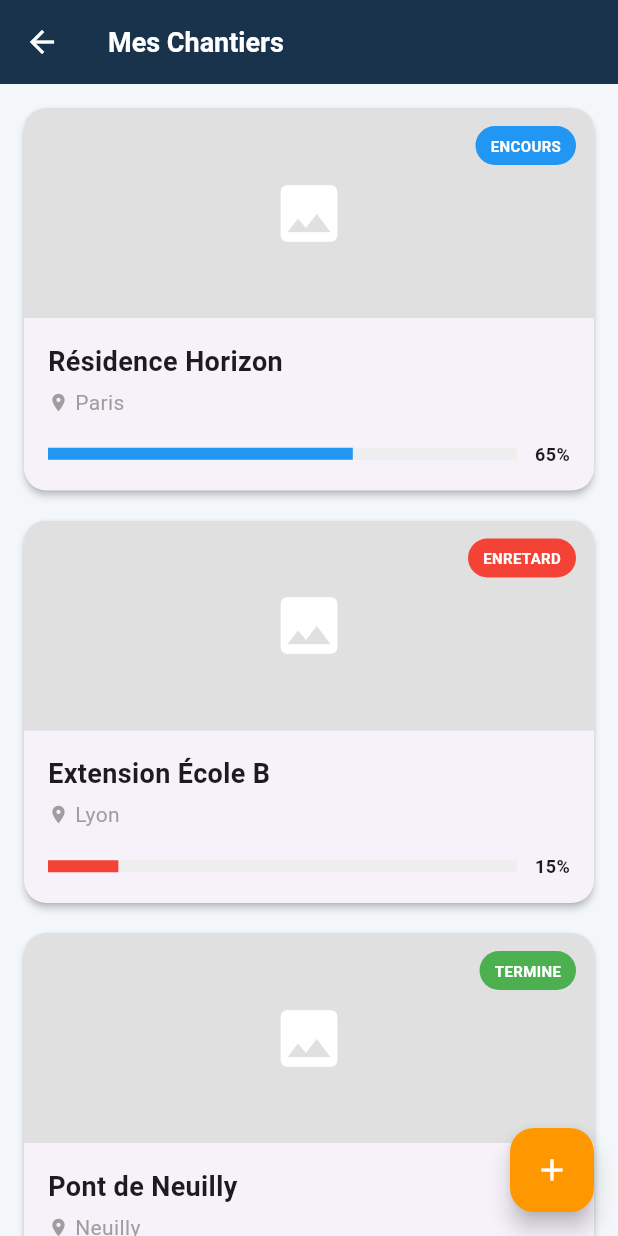
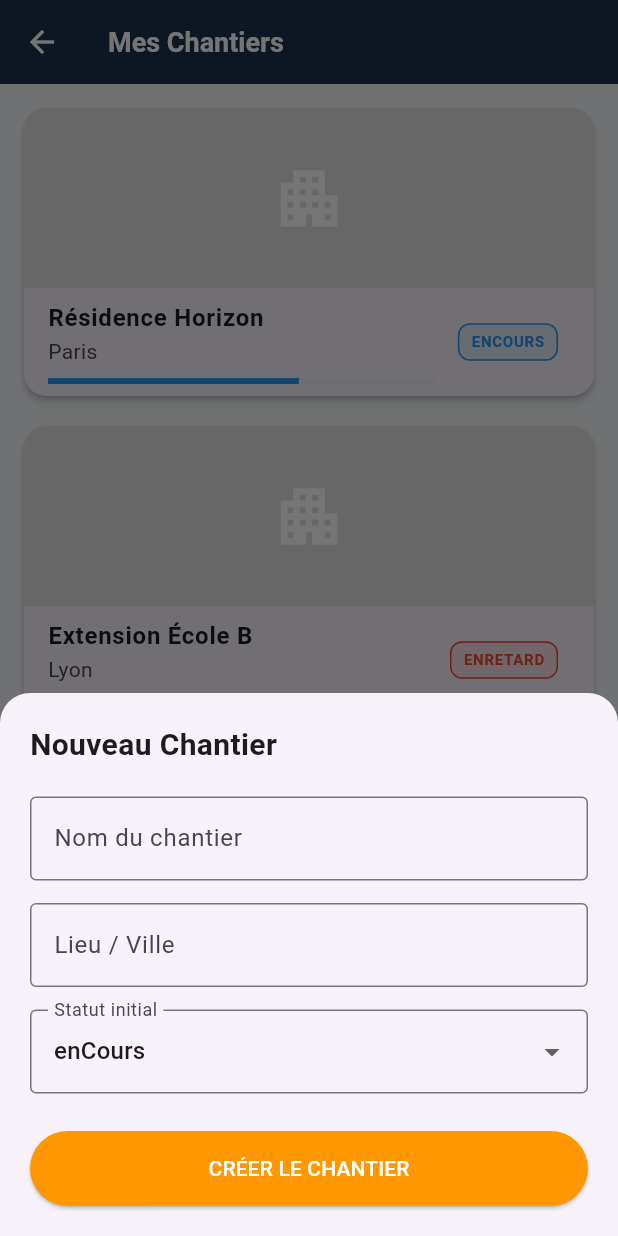
Before and after one commit to Kevin-Razafison/ArkChantier, a Flutter app: the ChantiersScreen screen opened directly, after a tap on the "add" icon, on a phone screen of 412 x 824 dp. Run offline on Flutter 3.47's test engine with Material 3 defaults, Android fonts, the phone set to English and light mode, and no system bars; network calls fail.

Commit message:
feat: écran Chantiers fonctionnel avec ajout dynamique et feedback visuel

```diff
--- a/lib/screens/chantiers_screen.dart
+++ b/lib/screens/chantiers_screen.dart
@@ -1,90 +1,71 @@
 import 'package:flutter/material.dart';
 import '../models/chantier_model.dart';
+import '../widgets/add_chantier_form.dart';
 
-class ChantiersScreen extends StatelessWidget {
+class ChantiersScreen extends StatefulWidget {
   const ChantiersScreen({super.key});
 
   @override
+  State<ChantiersScreen> createState() => _ChantiersScreenState();
+}
+
+class _ChantiersScreenState extends State<ChantiersScreen> {
+  final List<Chantier> _listChantiers = [
+    Chantier(id: '1', nom: "Résidence Horizon", lieu: "Paris", progression: 0.65, statut: StatutChantier.enCours),
+    Chantier(id: '2', nom: "Extension École B", lieu: "Lyon", progression: 0.15, statut: StatutChantier.enRetard),
+  ];
+
+  void _addNewChantier(Chantier nouveauChantier) {
+    setState(() {
+      _listChantiers.add(nouveauChantier);
+    });
+  }
+
+  @override
   Widget build(BuildContext context) {
-    final listChantiers = [
-      Chantier(id: '1', nom: "Résidence Horizon", lieu: "Paris", progression: 0.65, statut: StatutChantier.enCours),
-      Chantier(id: '2', nom: "Extension École B", lieu: "Lyon", progression: 0.15, statut: StatutChantier.enRetard),
-      Chantier(id: '3', nom: "Pont de Neuilly", lieu: "Neuilly", progression: 1.0, statut: StatutChantier.termine),
-    ];
-
     return Scaffold(
       backgroundColor: const Color(0xFFF4F7F9),
       appBar: AppBar(
         title: const Text("Mes Chantiers", style: TextStyle(fontSize: 18, fontWeight: FontWeight.bold)),
         backgroundColor: const Color(0xFF1A334D),
         foregroundColor: Colors.white,
-        elevation: 0,
       ),
       body: ListView.builder(
         padding: const EdgeInsets.all(16),
-        itemCount: listChantiers.length,
+        itemCount: _listChantiers.length,
         itemBuilder: (context, index) {
-          final c = listChantiers[index];
+          final c = _listChantiers[index];
           return Card(
             elevation: 2,
             margin: const EdgeInsets.only(bottom: 20),
-            clipBehavior: Clip.antiAlias, // Important pour l'image
+            clipBehavior: Clip.antiAlias,
             shape: RoundedRectangleBorder(borderRadius: BorderRadius.circular(15)),
-            child: InkWell( // Remplacer onTap du ListTile par InkWell pour toute la carte
+            child: InkWell( // Ajout de l'interaction au clic
               onTap: () => _showSimpleDetail(context, c.nom),
               child: Column(
                 crossAxisAlignment: CrossAxisAlignment.start,
                 children: [
-                  // 1. Zone Image / Aperçu
                   Container(
-                    height: 140,
+                    height: 120,
                     width: double.infinity,
                     color: Colors.grey[300],
-                    child: Stack(
+                    child: const Icon(Icons.apartment, color: Colors.white, size: 50),
+                  ),
+                  ListTile(
+                    title: Text(c.nom, style: const TextStyle(fontWeight: FontWeight.bold)),
+                    subtitle: Column(
+                      crossAxisAlignment: CrossAxisAlignment.start,
                       children: [
-                        const Center(child: Icon(Icons.image, color: Colors.white, size: 50)),
-                        Positioned(
-                          top: 12,
-                          right: 12,
-                          child: _buildStatusBadge(c.statut),
+                        Text(c.lieu),
+                        const SizedBox(height: 8),
+                        LinearProgressIndicator(
+                          value: c.progression,
+                          color: _getStatusColor(c.statut),
+                          backgroundColor: Colors.grey[200],
                         ),
                       ],
                     ),
-                  ),
-                  // 2. Zone Infos
-                  Padding(
-                    padding: const EdgeInsets.all(16),
-                    child: Column(
-                      crossAxisAlignment: CrossAxisAlignment.start,
-                      children: [
-                        Text(c.nom, style: const TextStyle(fontSize: 18, fontWeight: FontWeight.bold)),
-                        const SizedBox(height: 4),
-                        Row(
-                          children: [
-                            const Icon(Icons.location_on, size: 14, color: Colors.grey),
-                            const SizedBox(width: 4),
-                            Text(c.lieu, style: const TextStyle(color: Colors.grey)),
-                          ],
-                        ),
-                        const SizedBox(height: 16),
-                        Row(
-                          children: [
-                            Expanded(
-                              child: LinearProgressIndicator(
-                                value: c.progression,
-                                backgroundColor: Colors.grey[200],
-                                color: _getStatusColor(c.statut),
-                                minHeight: 8,
-                              ),
-                            ),
-                            const SizedBox(width: 12),
-                            Text("${(c.progression * 100).toInt()}%",
-                              style: const TextStyle(fontWeight: FontWeight.bold, fontSize: 12)
-                            ),
-                          ],
-                        ),
-                      ],
-                    ),
+                    trailing: _buildStatusBadge(c.statut),
                   ),
                 ],
               ),
@@ -93,27 +74,23 @@ class ChantiersScreen extends StatelessWidget {
         },
       ),
       floatingActionButton: FloatingActionButton(
-        onPressed: () {},
         backgroundColor: Colors.orange,
+        onPressed: () {
+          showModalBottomSheet(
+            context: context,
+            isScrollControlled: true,
+            shape: const RoundedRectangleBorder(
+              borderRadius: BorderRadius.vertical(top: Radius.circular(20)),
+            ),
+            builder: (context) => AddChantierForm(onAdd: _addNewChantier),
+          );
+        },
         child: const Icon(Icons.add, color: Colors.white),
       ),
     );
   }
 
-  Widget _buildStatusBadge(StatutChantier statut) {
-    Color color = _getStatusColor(statut);
-    return Container(
-      padding: const EdgeInsets.symmetric(horizontal: 10, vertical: 6),
-      decoration: BoxDecoration(
-        color: color,
-        borderRadius: BorderRadius.circular(20),
-      ),
-      child: Text(
-        statut.name.toUpperCase(),
-        style: const TextStyle(color: Colors.white, fontSize: 10, fontWeight: FontWeight.bold),
-      ),
-    );
-  }
+  // --- HELPERS (Une seule fois !) ---
 
   Color _getStatusColor(StatutChantier statut) {
     switch (statut) {
@@ -123,7 +100,25 @@ class ChantiersScreen extends StatelessWidget {
     }
   }
 
+  Widget _buildStatusBadge(StatutChantier statut) {
+    Color color = _getStatusColor(statut);
+    return Container(
+      padding: const EdgeInsets.symmetric(horizontal: 8, vertical: 4),
+      decoration: BoxDecoration(
+        color: color.withOpacity(0.1),
+        borderRadius: BorderRadius.circular(8),
+        border: Border.all(color: color),
+      ),
+      child: Text(
+        statut.name.toUpperCase(),
+        style: TextStyle(color: color, fontSize: 10, fontWeight: FontWeight.bold),
+      ),
+    );
+  }
+
   void _showSimpleDetail(BuildContext context, String nom) {
-    ScaffoldMessenger.of(context).showSnackBar(SnackBar(content: Text("Détails de : $nom")));
+    ScaffoldMessenger.of(context).showSnackBar(
+      SnackBar(content: Text("Détails de : $nom"), behavior: SnackBarBehavior.floating),
+    );
   }
 }
--- /dev/null
+++ b/lib/widgets/add_chantier_form.dart
@@ -0,0 +1,82 @@
+import 'package:flutter/material.dart';
+import '../models/chantier_model.dart';
+
+class AddChantierForm extends StatefulWidget {
+  final Function(Chantier) onAdd;
+
+  const AddChantierForm({super.key, required this.onAdd});
+
+  @override
+  State<AddChantierForm> createState() => _AddChantierFormState();
+}
+
+class _AddChantierFormState extends State<AddChantierForm> {
+  final _formKey = GlobalKey<FormState>();
+  final _nomController = TextEditingController();
+  final _lieuController = TextEditingController();
+  StatutChantier _selectedStatut = StatutChantier.enCours;
+
+  @override
+  Widget build(BuildContext context) {
+    return Padding(
+      padding: EdgeInsets.only(
+        bottom: MediaQuery.of(context).viewInsets.bottom, // Pour éviter que le clavier cache le bouton
+        left: 20, right: 20, top: 20,
+      ),
+      child: Form(
+        key: _formKey,
+        child: Column(
+          mainAxisSize: MainAxisSize.min,
+          crossAxisAlignment: CrossAxisAlignment.start,
+          children: [
+            const Text("Nouveau Chantier", style: TextStyle(fontSize: 20, fontWeight: FontWeight.bold)),
+            const SizedBox(height: 20),
+            TextFormField(
+              controller: _nomController,
+              decoration: const InputDecoration(labelText: "Nom du chantier", border: OutlineInputBorder()),
+              validator: (v) => v!.isEmpty ? "Obligatoire" : null,
+            ),
+            const SizedBox(height: 15),
+            TextFormField(
+              controller: _lieuController,
+              decoration: const InputDecoration(labelText: "Lieu / Ville", border: OutlineInputBorder()),
+              validator: (v) => v!.isEmpty ? "Obligatoire" : null,
+            ),
+            const SizedBox(height: 15),
+            DropdownButtonFormField<StatutChantier>(
+              value: _selectedStatut,
+              decoration: const InputDecoration(labelText: "Statut initial", border: OutlineInputBorder()),
+              items: StatutChantier.values.map((s) => DropdownMenuItem(value: s, child: Text(s.name))).toList(),
+              onChanged: (v) => setState(() => _selectedStatut = v!),
+            ),
+            const SizedBox(height: 25),
+            SizedBox(
+              width: double.infinity,
+              height: 50,
+              child: ElevatedButton(
+                style: ElevatedButton.styleFrom(backgroundColor: Colors.orange, foregroundColor: Colors.white),
+                onPressed: _submit,
+                child: const Text("CRÉER LE CHANTIER"),
+              ),
+            ),
+            const SizedBox(height: 20),
+          ],
+        ),
+      ),
+    );
+  }
+
+  void _submit() {
+    if (_formKey.currentState!.validate()) {
+      final nouveau = Chantier(
+        id: DateTime.now().toString(),
+        nom: _nomController.text,
+        lieu: _lieuController.text,
+        progression: 0.0,
+        statut: _selectedStatut,
+      );
+      widget.onAdd(nouveau);
+      Navigator.pop(context);
+    }
+  }
+}
```
